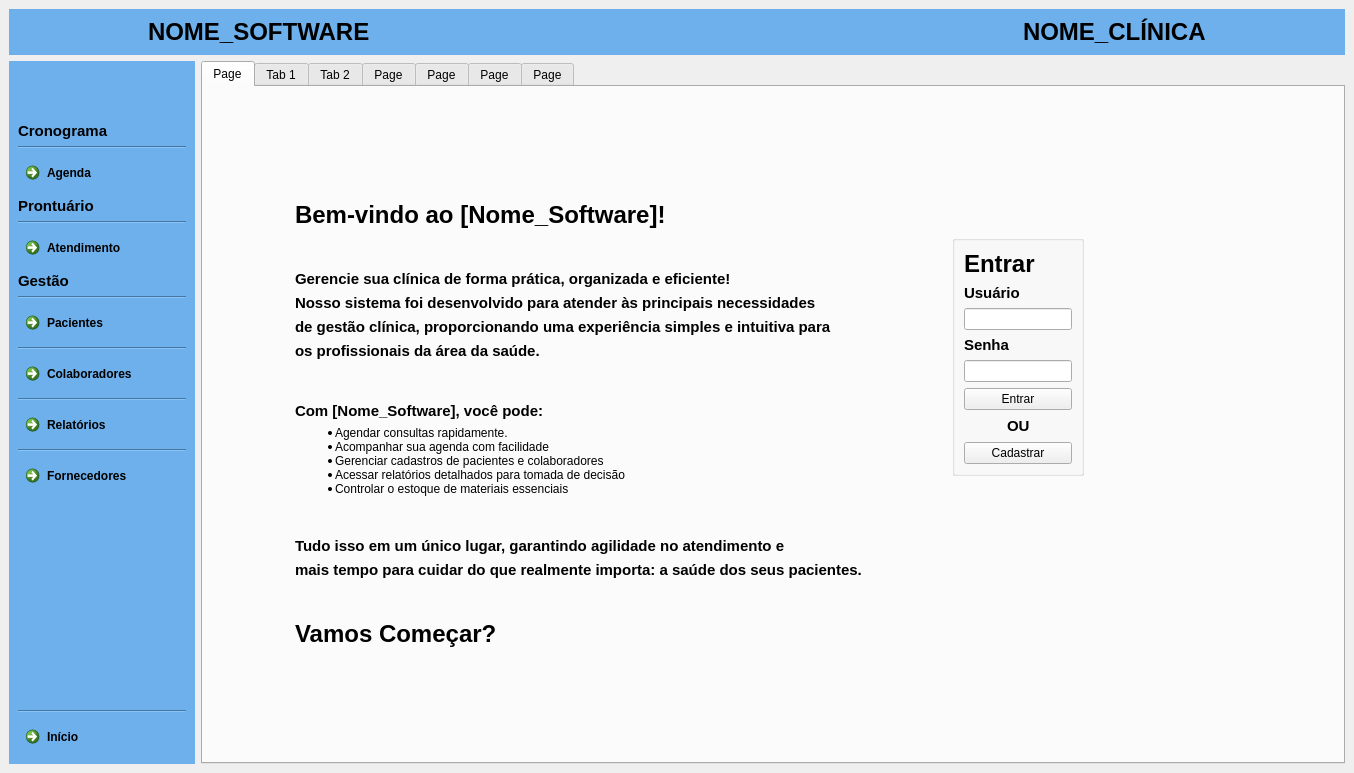
The window that clinica_cpp/mainwindow.ui (juander/Projeto_CPP) describes before a commit, drawn with Qt 5.
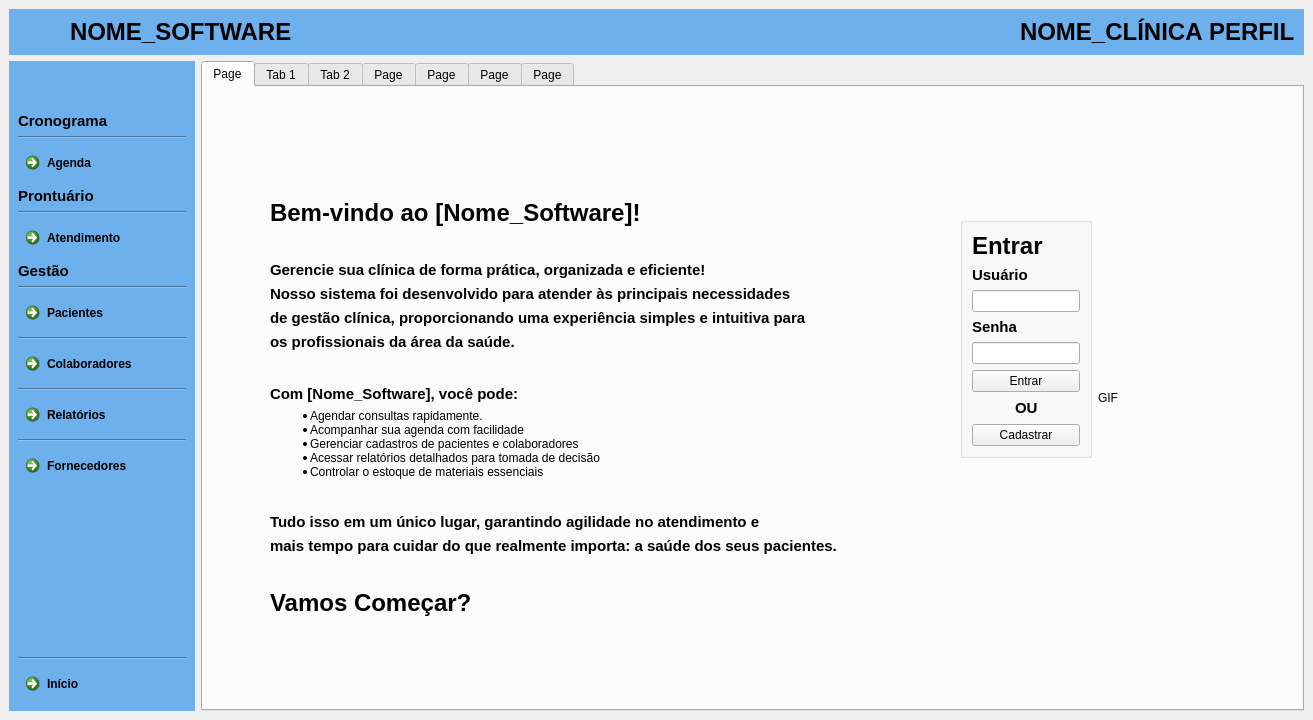
The same window after the commit. Icons and pictures are not drawn.

Diff of the .ui file:
```diff
--- a/clinica_cpp/mainwindow.ui
+++ b/clinica_cpp/mainwindow.ui
@@ -9,8 +9,8 @@
    <rect>
     <x>0</x>
     <y>0</y>
-    <width>1354</width>
-    <height>773</height>
+    <width>1313</width>
+    <height>720</height>
    </rect>
   </property>
   <property name="minimumSize">
@@ -73,6 +73,45 @@
            </property>
           </widget>
          </item>
+         <item>
+          <spacer name="horizontalSpacer_31">
+           <property name="orientation">
+            <enum>Qt::Orientation::Horizontal</enum>
+           </property>
+           <property name="sizeHint" stdset="0">
+            <size>
+             <width>40</width>
+             <height>20</height>
+            </size>
+           </property>
+          </spacer>
+         </item>
+         <item>
+          <spacer name="horizontalSpacer_30">
+           <property name="orientation">
+            <enum>Qt::Orientation::Horizontal</enum>
+           </property>
+           <property name="sizeHint" stdset="0">
+            <size>
+             <width>40</width>
+             <height>20</height>
+            </size>
+           </property>
+          </spacer>
+         </item>
+         <item>
+          <spacer name="horizontalSpacer_29">
+           <property name="orientation">
+            <enum>Qt::Orientation::Horizontal</enum>
+           </property>
+           <property name="sizeHint" stdset="0">
+            <size>
+             <width>40</width>
+             <height>20</height>
+            </size>
+           </property>
+          </spacer>
+         </item>
          <item>
           <spacer name="horizontalSpacer_10">
            <property name="orientation">
@@ -138,6 +177,84 @@
            </property>
           </spacer>
          </item>
+         <item>
+          <spacer name="horizontalSpacer_20">
+           <property name="orientation">
+            <enum>Qt::Orientation::Horizontal</enum>
+           </property>
+           <property name="sizeHint" stdset="0">
+            <size>
+             <width>40</width>
+             <height>20</height>
+            </size>
+           </property>
+          </spacer>
+         </item>
+         <item>
+          <spacer name="horizontalSpacer_21">
+           <property name="orientation">
+            <enum>Qt::Orientation::Horizontal</enum>
+           </property>
+           <property name="sizeHint" stdset="0">
+            <size>
+             <width>40</width>
+             <height>20</height>
+            </size>
+           </property>
+          </spacer>
+         </item>
+         <item>
+          <spacer name="horizontalSpacer_22">
+           <property name="orientation">
+            <enum>Qt::Orientation::Horizontal</enum>
+           </property>
+           <property name="sizeHint" stdset="0">
+            <size>
+             <width>40</width>
+             <height>20</height>
+            </size>
+           </property>
+          </spacer>
+         </item>
+         <item>
+          <spacer name="horizontalSpacer_23">
+           <property name="orientation">
+            <enum>Qt::Orientation::Horizontal</enum>
+           </property>
+           <property name="sizeHint" stdset="0">
+            <size>
+             <width>40</width>
+             <height>20</height>
+            </size>
+           </property>
+          </spacer>
+         </item>
+         <item>
+          <spacer name="horizontalSpacer_28">
+           <property name="orientation">
+            <enum>Qt::Orientation::Horizontal</enum>
+           </property>
+           <property name="sizeHint" stdset="0">
+            <size>
+             <width>40</width>
+             <height>20</height>
+            </size>
+           </property>
+          </spacer>
+         </item>
+         <item>
+          <spacer name="horizontalSpacer_24">
+           <property name="orientation">
+            <enum>Qt::Orientation::Horizontal</enum>
+           </property>
+           <property name="sizeHint" stdset="0">
+            <size>
+             <width>40</width>
+             <height>20</height>
+            </size>
+           </property>
+          </spacer>
+         </item>
          <item>
           <widget class="QLabel" name="label">
            <property name="styleSheet">
@@ -149,17 +266,14 @@
           </widget>
          </item>
          <item>
-          <spacer name="horizontalSpacer_7">
-           <property name="orientation">
-            <enum>Qt::Orientation::Horizontal</enum>
+          <widget class="QLabel" name="labelPerfilClin">
+           <property name="styleSheet">
+            <string notr="true">color: rgb(0, 0, 0);</string>
            </property>
-           <property name="sizeHint" stdset="0">
-            <size>
-             <width>40</width>
-             <height>20</height>
-            </size>
+           <property name="text">
+            <string>&lt;html&gt;&lt;head/&gt;&lt;body&gt;&lt;p&gt;&lt;span style=&quot; font-size:18pt; font-weight:700;&quot;&gt;PERFIL&lt;/span&gt;&lt;/p&gt;&lt;/body&gt;&lt;/html&gt;</string>
            </property>
-          </spacer>
+          </widget>
          </item>
         </layout>
        </widget>
@@ -2154,6 +2268,9 @@
            <number>0</number>
           </property>
           <widget class="QWidget" name="Inicio">
+           <property name="styleSheet">
+            <string notr="true"/>
+           </property>
            <attribute name="title">
             <string>Page</string>
            </attribute>
@@ -2214,6 +2331,19 @@
                   </property>
                  </spacer>
                 </item>
+                <item>
+                 <spacer name="horizontalSpacer_17">
+                  <property name="orientation">
+                   <enum>Qt::Orientation::Horizontal</enum>
+                  </property>
+                  <property name="sizeHint" stdset="0">
+                   <size>
+                    <width>40</width>
+                    <height>20</height>
+                   </size>
+                  </property>
+                 </spacer>
+                </item>
                 <item>
                  <widget class="QLabel" name="label_9">
                   <property name="text">
@@ -2390,6 +2520,19 @@
                 </property>
                </spacer>
               </item>
+              <item>
+               <spacer name="horizontalSpacer_7">
+                <property name="orientation">
+                 <enum>Qt::Orientation::Horizontal</enum>
+                </property>
+                <property name="sizeHint" stdset="0">
+                 <size>
+                  <width>40</width>
+                  <height>20</height>
+                 </size>
+                </property>
+               </spacer>
+              </item>
               <item>
                <layout class="QVBoxLayout" name="verticalLayout_8">
                 <item>
@@ -2531,6 +2674,13 @@
                 </item>
                </layout>
               </item>
+              <item>
+               <widget class="QLabel" name="labelGif">
+                <property name="text">
+                 <string>&lt;html&gt;&lt;head/&gt;&lt;body&gt;&lt;p&gt;GIF&lt;/p&gt;&lt;/body&gt;&lt;/html&gt;</string>
+                </property>
+               </widget>
+              </item>
               <item>
                <spacer name="horizontalSpacer_14">
                 <property name="orientation">
```
